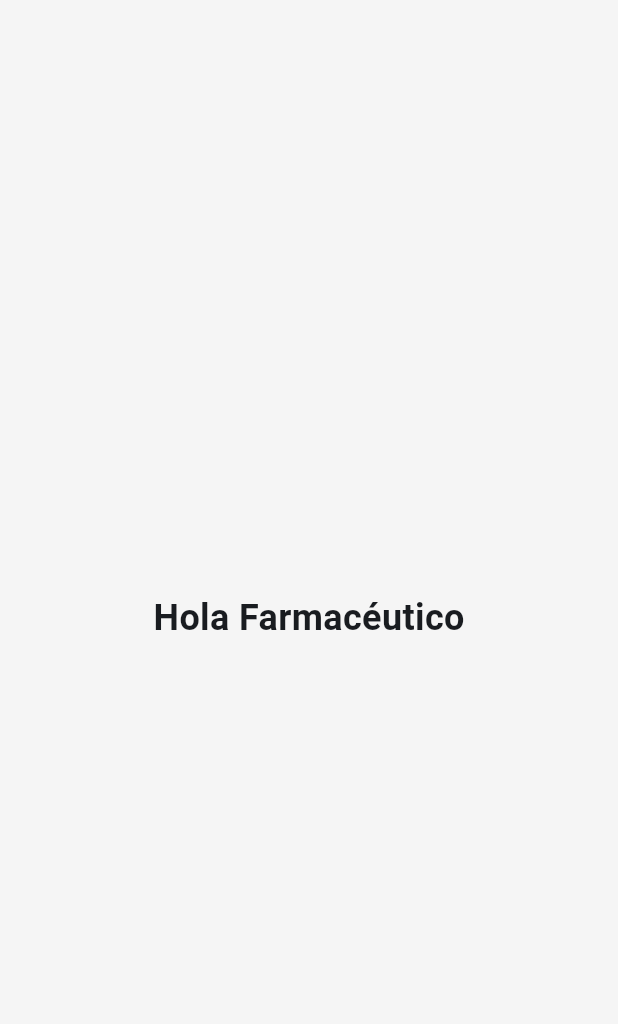
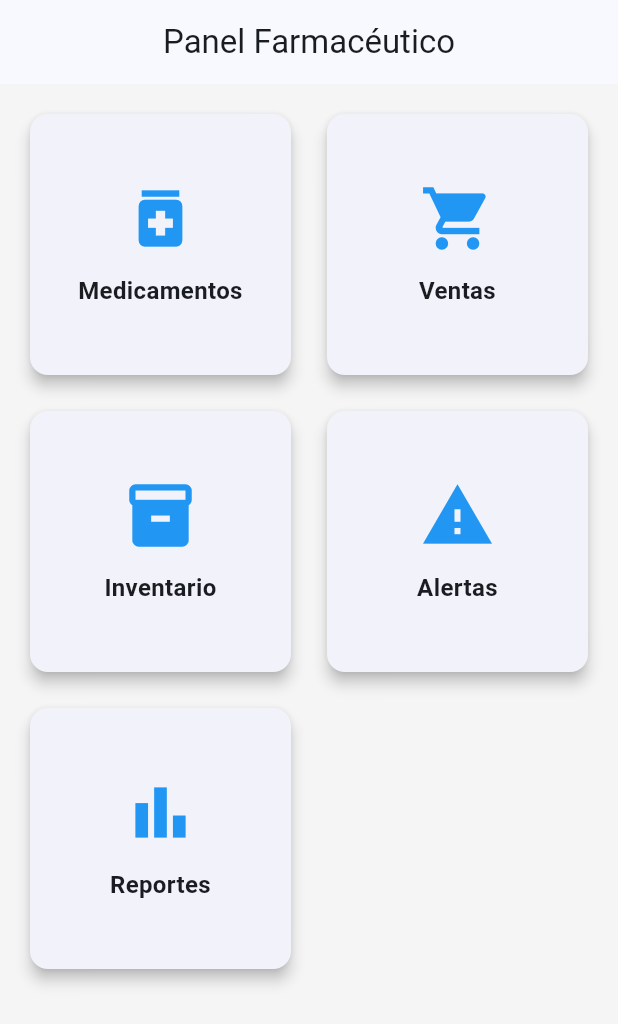
Before and after one commit to juand0825/Rebajon-USC, a Flutter app: the HomeFarmaceuticoView screen opened directly, on a phone screen of 412 x 824 dp. Shown: the top 1024 px of the screen. Run offline on Flutter 3.47's test engine with Material 3 defaults, Android fonts, the phone set to English and light mode, and no system bars; missing offline and left inert: mysql_client.

Commit message:
Panel del farmaceutico

```diff
--- /dev/null
+++ b/flutter_proyect_rebajaon_app/lib/View/alertas_view.dart
@@ -0,0 +1,15 @@
+import 'package:flutter/material.dart';
+
+class AlertasView extends StatelessWidget {
+  const AlertasView({super.key});
+
+  @override
+  Widget build(BuildContext context) {
+    return Scaffold(
+      appBar: AppBar(title: const Text("Alertas")),
+      body: const Center(
+        child: Text("Pantalla de alertas"),
+      ),
+    );
+  }
+}
--- a/flutter_proyect_rebajaon_app/lib/View/farmaceutico_view.dart
+++ b/flutter_proyect_rebajaon_app/lib/View/farmaceutico_view.dart
@@ -1,4 +1,9 @@
 import 'package:flutter/material.dart';
+import 'medicamentos_view.dart';
+import 'ventas_view.dart';
+import 'inventario_view.dart';
+import 'alertas_view.dart';
+import 'reportes_view.dart';
 
 class HomeFarmaceuticoView extends StatelessWidget {
   const HomeFarmaceuticoView({super.key});
@@ -7,10 +12,82 @@ class HomeFarmaceuticoView extends StatelessWidget {
   Widget build(BuildContext context) {
     return Scaffold(
       backgroundColor: const Color(0xFFF5F5F5),
-      body: const Center(
-        child: Text(
-          "Hola Farmacéutico",
-          style: TextStyle(fontSize: 24, fontWeight: FontWeight.bold),
+      appBar: AppBar(
+        title: const Text("Panel Farmacéutico"),
+        centerTitle: true,
+      ),
+      body: Padding(
+        padding: const EdgeInsets.all(16),
+        child: GridView.count(
+          crossAxisCount: 2,
+          crossAxisSpacing: 16,
+          mainAxisSpacing: 16,
+          children: [
+            _buildCard(
+              context,
+              titulo: "Medicamentos",
+              icono: Icons.medication,
+              destino: const MedicamentosView(),
+            ),
+            _buildCard(
+              context,
+              titulo: "Ventas",
+              icono: Icons.shopping_cart,
+              destino: const VentasView(),
+            ),
+            _buildCard(
+              context,
+              titulo: "Inventario",
+              icono: Icons.inventory,
+              destino: const InventarioView(),
+            ),
+            _buildCard(
+              context,
+              titulo: "Alertas",
+              icono: Icons.warning,
+              destino: const AlertasView(),
+            ),
+            _buildCard(
+              context,
+              titulo: "Reportes",
+              icono: Icons.bar_chart,
+              destino: const ReportesView(),
+            ),
+          ],
+        ),
+      ),
+    );
+  }
+
+  Widget _buildCard(
+    BuildContext context, {
+    required String titulo,
+    required IconData icono,
+    required Widget destino,
+  }) {
+    return InkWell(
+      onTap: () {
+        Navigator.push(
+          context,
+          MaterialPageRoute(builder: (_) => destino),
+        );
+      },
+      child: Card(
+        elevation: 4,
+        child: Column(
+          mainAxisAlignment: MainAxisAlignment.center,
+          children: [
+            Icon(icono, size: 50, color: Colors.blue),
+            const SizedBox(height: 12),
+            Text(
+              titulo,
+              textAlign: TextAlign.center,
+              style: const TextStyle(
+                fontSize: 16,
+                fontWeight: FontWeight.bold,
+              ),
+            ),
+          ],
         ),
       ),
     );
--- /dev/null
+++ b/flutter_proyect_rebajaon_app/lib/View/inventario_view.dart
@@ -0,0 +1,15 @@
+import 'package:flutter/material.dart';
+
+class InventarioView extends StatelessWidget {
+  const InventarioView({super.key});
+
+  @override
+  Widget build(BuildContext context) {
+    return Scaffold(
+      appBar: AppBar(title: const Text("Inventario")),
+      body: const Center(
+        child: Text("Pantalla de inventario"),
+      ),
+    );
+  }
+}
--- /dev/null
+++ b/flutter_proyect_rebajaon_app/lib/View/medicamentos_view.dart
@@ -0,0 +1,15 @@
+import 'package:flutter/material.dart';
+
+class MedicamentosView extends StatelessWidget {
+  const MedicamentosView({super.key});
+
+  @override
+  Widget build(BuildContext context) {
+    return Scaffold(
+      appBar: AppBar(title: const Text("Medicamentos")),
+      body: const Center(
+        child: Text("Pantalla de medicamentos"),
+      ),
+    );
+  }
+}
--- /dev/null
+++ b/flutter_proyect_rebajaon_app/lib/View/reportes_view.dart
@@ -0,0 +1,15 @@
+import 'package:flutter/material.dart';
+
+class ReportesView  extends StatelessWidget {
+  const ReportesView({super.key});
+
+  @override
+  Widget build(BuildContext context) {
+    return Scaffold(
+      appBar: AppBar(title: const Text("Reportes")),
+      body: const Center(
+        child: Text("Pantalla de reportes"),
+      ),
+    );
+  }
+}
--- /dev/null
+++ b/flutter_proyect_rebajaon_app/lib/View/ventas_view.dart
@@ -0,0 +1,15 @@
+import 'package:flutter/material.dart';
+
+class VentasView extends StatelessWidget{
+  const VentasView({super.key});
+
+  @override
+  Widget build(BuildContext context) {
+    return Scaffold(
+      appBar: AppBar(title: const Text("Ventas")),
+      body: const Center(
+        child: Text("Pantalla de ventas"),
+      ),
+    );
+  }
+}
```
